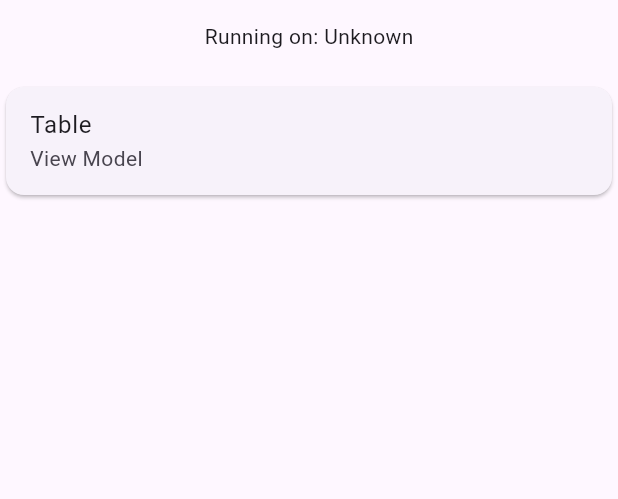
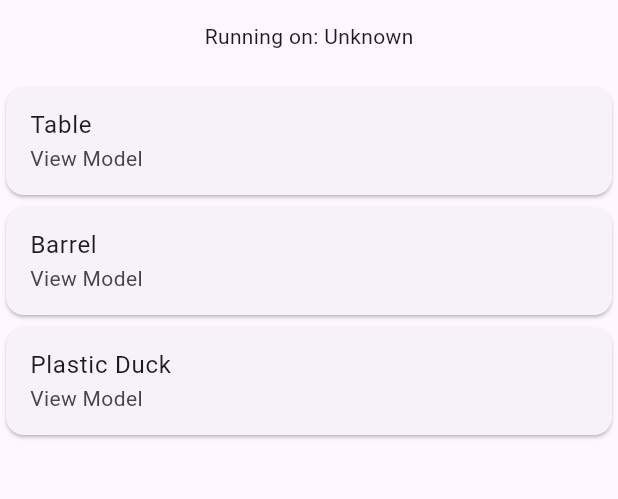
Before and after one commit to vendAR-project/vendAR, a Flutter app: the screen it shows after launch, on a phone screen of 412 x 824 dp, the part 63-562 px from its top. Run offline on Flutter 3.47's test engine with Material 3 defaults, Android fonts, the phone set to English and light mode, and no system bars; missing offline and left inert: ar_flutter_plugin.

Commit message:
Extra models added

```diff
--- a/vendar/lib/main.dart
+++ b/vendar/lib/main.dart
@@ -59,7 +59,6 @@ class ExampleList extends StatelessWidget {
 
   @override
   Widget build(BuildContext context) {
-    // Define your products here
     final products = [
       Product(
         name: 'Table',
@@ -67,6 +66,20 @@ class ExampleList extends StatelessWidget {
         price: 35.00,
         description: 'A sturdy table made of oak wood.',
         arUrl: 'https://github.com/vendAR-project/vendAR/raw/main/vendar/models/Table/Table.glb',
+      ),
+      Product(
+        name: 'Barrel',
+        imageUrl: 'assets/images/Barrel.png', // Local asset for demonstration
+        price: 17.00,
+        description: 'A wooden barrel that can hold stuff.',
+        arUrl: 'https://github.com/vendAR-project/vendAR/raw/main/vendar/models/Barrel/Barrel.glb',
+      ),
+      Product(
+        name: 'Plastic Duck',
+        imageUrl: 'assets/images/Duck.png', // Local asset for demonstration
+        price: 5.00,
+        description: 'A yellow plastic duck to use in your bathtub.',
+        arUrl: 'https://github.com/KhronosGroup/glTF-Sample-Models/raw/master/2.0/Duck/glTF-Binary/Duck.glb',
       ),
       // Add more products here
     ];
```
Also changed, not shown: vendar/lib/ar_view.dart (+9 -4 lines), vendar/assets/images/Barrel.png (added), vendar/assets/images/Duck.png (added).
